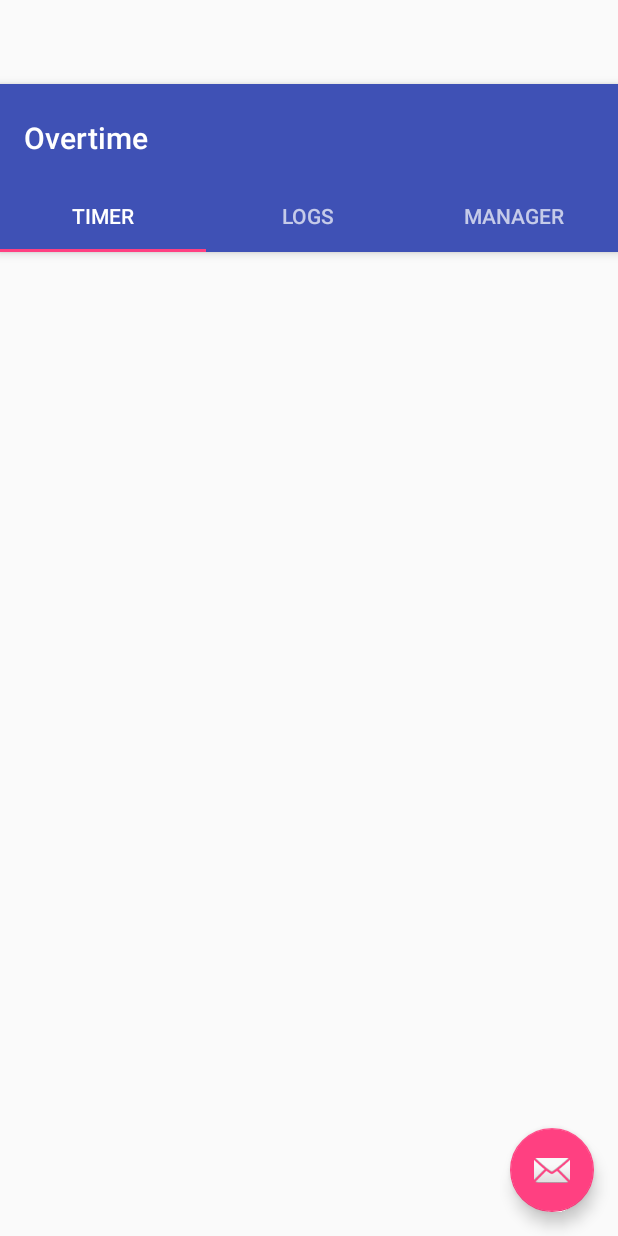
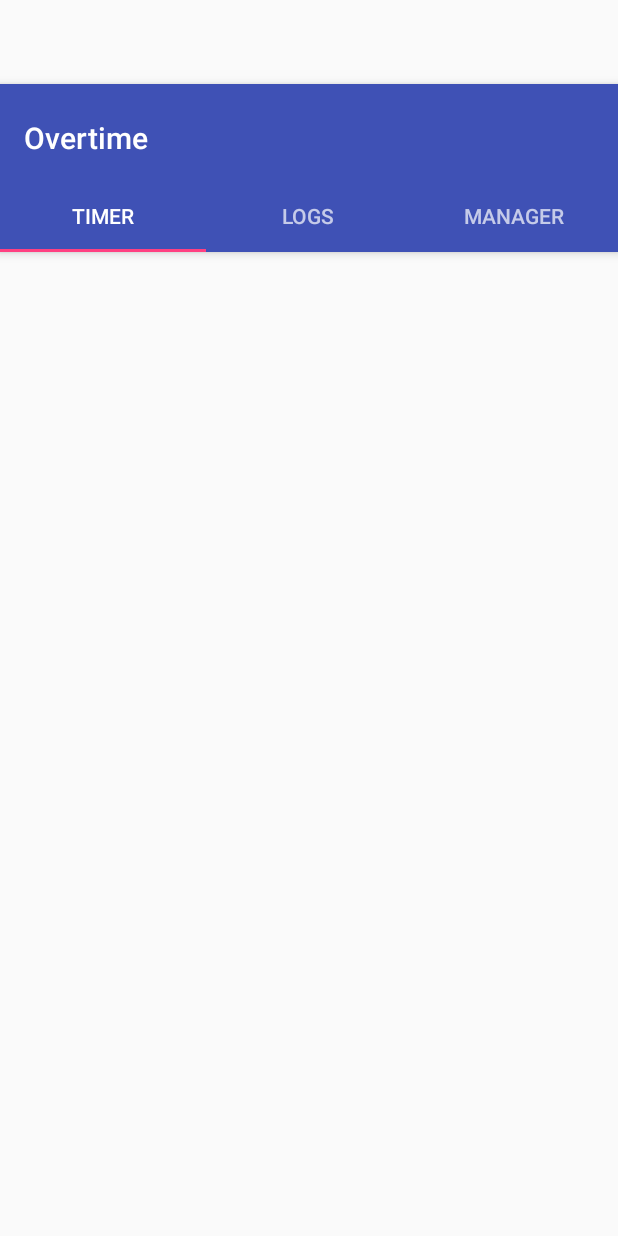
Before and after one commit to SupNacho/OverTime, an Android app: the layout activity_tabs.xml on its own in the app's theme, with its tools: preview values and no code run, on a phone screen of 412 x 824 dp. Run offline under Robolectric (Android 15) with nearby library versions, the phone set to English and light mode, and no system bars.

Commit message:
remove fab

```diff
--- a/app/src/main/res/layout/activity_tabs.xml
+++ b/app/src/main/res/layout/activity_tabs.xml
@@ -1,5 +1,6 @@
 <?xml version="1.0" encoding="utf-8"?>
-<android.support.design.widget.CoordinatorLayout xmlns:android="http://schemas.android.com/apk/res/android"
+<android.support.design.widget.CoordinatorLayout
+    xmlns:android="http://schemas.android.com/apk/res/android"
     xmlns:app="http://schemas.android.com/apk/res-auto"
     xmlns:tools="http://schemas.android.com/tools"
     android:id="@+id/main_content"
@@ -58,12 +59,4 @@
         android:layout_height="match_parent"
         app:layout_behavior="@string/appbar_scrolling_view_behavior" />
 
-    <android.support.design.widget.FloatingActionButton
-        android:id="@+id/fab"
-        android:layout_width="wrap_content"
-        android:layout_height="wrap_content"
-        android:layout_gravity="end|bottom"
-        android:layout_margin="@dimen/fab_margin"
-        app:srcCompat="@android:drawable/ic_dialog_email" />
-
 </android.support.design.widget.CoordinatorLayout>
```
